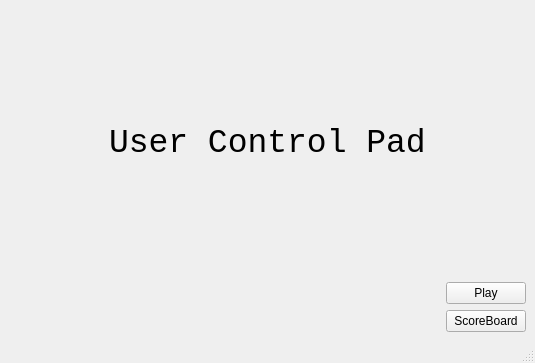
cooolallen/123-Stop, file MainWindow.ui: the form before one commit.
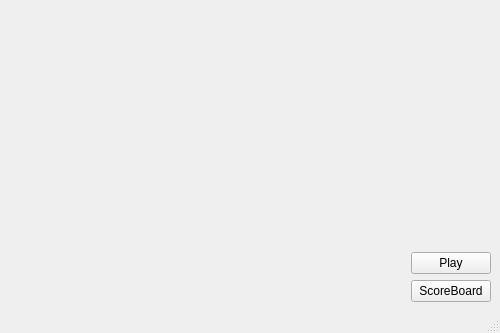
The form after the commit. Icons and pictures are not drawn.

What changed in the file:
```diff
--- a/MainWindow.ui
+++ b/MainWindow.ui
@@ -6,13 +6,19 @@
    <rect>
     <x>0</x>
     <y>0</y>
-    <width>535</width>
-    <height>363</height>
+    <width>500</width>
+    <height>333</height>
    </rect>
   </property>
   <property name="windowTitle">
    <string>User Control Pad</string>
   </property>
+  <property name="styleSheet">
+   <string notr="true">MainWindow{
+background:url(./figures/background.jpg);
+background-repeat: none;
+}</string>
+  </property>
   <widget class="QWidget" name="centralwidget">
    <layout class="QGridLayout" name="gridLayout">
     <item row="0" column="0">
@@ -22,38 +28,12 @@
         <item>
          <spacer name="horizontalSpacer">
           <property name="orientation">
-           <enum>Qt::Horizontal</enum>
+           <enum>Qt::Vertical</enum>
           </property>
           <property name="sizeHint" stdset="0">
            <size>
-            <width>40</width>
-            <height>20</height>
-           </size>
-          </property>
-         </spacer>
-        </item>
-        <item>
-         <widget class="QLabel" name="TitleLabel">
-          <property name="font">
-           <font>
-            <family>Consolas</family>
-            <pointsize>25</pointsize>
-           </font>
-          </property>
-          <property name="text">
-           <string>User Control Pad</string>
-          </property>
-         </widget>
-        </item>
-        <item>
-         <spacer name="horizontalSpacer_2">
-          <property name="orientation">
-           <enum>Qt::Horizontal</enum>
-          </property>
-          <property name="sizeHint" stdset="0">
-           <size>
-            <width>40</width>
-            <height>20</height>
+            <width>20</width>
+            <height>40</height>
            </size>
           </property>
          </spacer>
```
Left out of the diff: 4 changed lines with no effect on the pictures.
